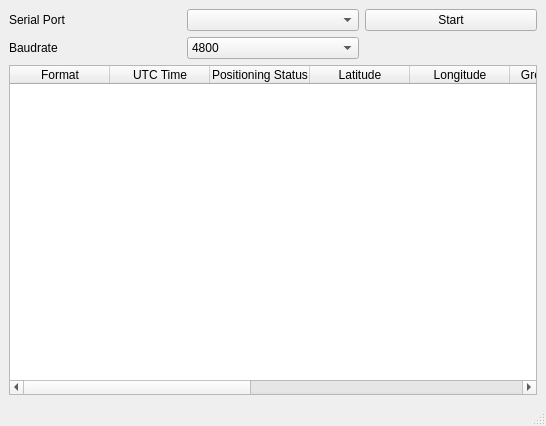
Old version of the form gpsanalyzer.ui in the repository iqbalsyaifurrahman/GPSAnalyzer.
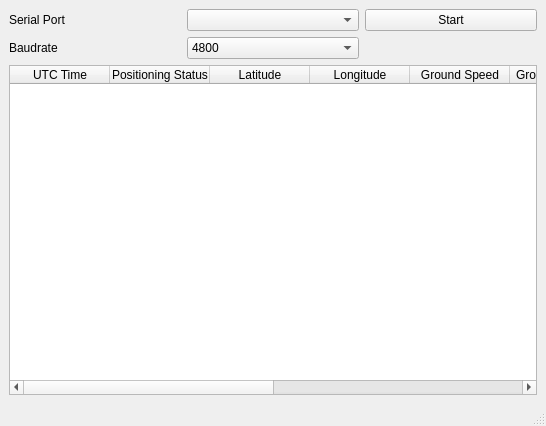
New version of the form.

Commit message: feat : add writeCSV and splitting more data

The edit to the form file:
```diff
--- a/gpsanalyzer.ui
+++ b/gpsanalyzer.ui
@@ -31,11 +31,6 @@
     </item>
     <item row="2" column="0" colspan="3">
      <widget class="QTableWidget" name="tableWidget">
-      <column>
-       <property name="text">
-        <string>Format</string>
-       </property>
-      </column>
       <column>
        <property name="text">
         <string>UTC Time</string>
```
The commit also changes 2 other files.
